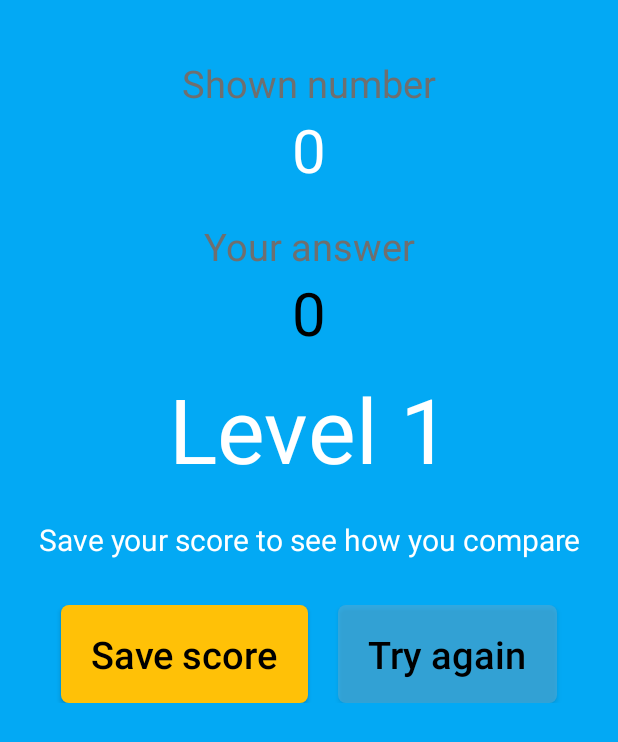
After one commit to EinavShuki/BrainQuiz, an Android app: the FailScreenNumberMemoryActivity screen opened directly, with no data from a screen before it, on a phone screen of 412 x 824 dp. The commit adds this screen. Shown: the top 742 px of the screen. Run offline under Robolectric (Android 15) with nearby library versions, the phone set to English and light mode, and no system bars.

Commit message:
create fail screen for number memory

```diff
--- a/app/src/main/AndroidManifest.xml
+++ b/app/src/main/AndroidManifest.xml
@@ -9,6 +9,7 @@
         android:roundIcon="@mipmap/ic_launcher_round"
         android:supportsRtl="true"
         android:theme="@style/Theme.BrainQuiz">
+        <activity android:name=".FailScreenNumberMemoryActivity"  />
         <activity android:name=".LeaderboardActivity" />
         <activity
             android:name=".LastStateNumMemoryActivity"
--- /dev/null
+++ b/app/src/main/java/com/example/brainquiz/FailScreenNumberMemoryActivity.java
@@ -0,0 +1,38 @@
+package com.example.brainquiz;
+
+import androidx.appcompat.app.AppCompatActivity;
+
+import android.content.Intent;
+import android.os.Bundle;
+import android.widget.Button;
+import android.widget.TextView;
+
+public class FailScreenNumberMemoryActivity extends AppCompatActivity {
+
+    @Override
+    protected void onCreate(Bundle savedInstanceState) {
+        super.onCreate(savedInstanceState);
+        setContentView(R.layout.activity_fail_screen_number_memory);
+
+        int wrongNumber=getIntent().getIntExtra("wrong number",0);
+        int rightNumber=getIntent().getIntExtra("right number",0);
+        int level=getIntent().getIntExtra("level",1);
+        Button tryAgain=findViewById(R.id.try_again_btn);
+
+        TextView wrongNumTv=findViewById(R.id.wrong_num);
+        TextView rightNumTv=findViewById(R.id.right_num);
+        TextView levelTv=findViewById(R.id.level_tv);
+
+        wrongNumTv.setText(wrongNumber+"");
+        rightNumTv.setText(rightNumber+"");
+        String lev=getString(R.string.level);
+        levelTv.setText(lev+" "+level);
+
+        tryAgain.setOnClickListener(v->{
+            Intent intent=new Intent(FailScreenNumberMemoryActivity.this,LastStateNumMemoryActivity.class);
+            startActivity(intent);
+            finish();
+        });
+
+    }
+}
--- a/app/src/main/java/com/example/brainquiz/LastStateNumMemoryActivity.java
+++ b/app/src/main/java/com/example/brainquiz/LastStateNumMemoryActivity.java
@@ -15,7 +15,7 @@ public class LastStateNumMemoryActivity extends AppCompatActivity {
         super.onCreate(savedInstanceState);
         setContentView(R.layout.activity_last_state);
 
-        sp=getSharedPreferences("numToRemember",MODE_PRIVATE);
+        sp=getSharedPreferences("RememberDetails",MODE_PRIVATE);//got it from NumberMemorySec
         Button newGameBtn=findViewById(R.id.new_game_btn);
         Button lastPointBtn=findViewById(R.id.continue_btn);
         intent=new Intent(LastStateNumMemoryActivity.this,NumberMemoryActivity.class);
@@ -24,10 +24,12 @@ public class LastStateNumMemoryActivity extends AppCompatActivity {
 
         newGameBtn.setOnClickListener(v->{
             intent.putExtra("num",0);
+            intent.putExtra("lev",0);
             startActivity(intent);
         });
         lastPointBtn.setOnClickListener(v->{
             intent.putExtra("num",sp.getInt("num",5));
+            intent.putExtra("lev",sp.getInt("lev",1));
             startActivity(intent);
         });
 
--- a/app/src/main/java/com/example/brainquiz/NumberMemoryActivity.java
+++ b/app/src/main/java/com/example/brainquiz/NumberMemoryActivity.java
@@ -7,6 +7,7 @@ import android.animation.Animator;
 import android.animation.AnimatorListenerAdapter;
 import android.animation.ObjectAnimator;
 import android.content.Intent;
+import android.content.SharedPreferences;
 import android.os.Bundle;
 import android.os.TestLooperManager;
 import android.view.animation.LinearInterpolator;
@@ -20,16 +21,20 @@ public class NumberMemoryActivity extends AppCompatActivity {
     final int NUMBER_REQUEST = 1;
     ProgressBar progressBar;
     Intent intent;
-    int numberToShow;
-
+    int numberToShow, lev;
+    SharedPreferences sp;
     @Override
     protected void onCreate(Bundle savedInstanceState) {
         super.onCreate(savedInstanceState);
         setContentView(R.layout.activity_number_memory);
 
+        lev = getIntent().getIntExtra("level", 1);//from itself
         numberToShow = getIntent().getIntExtra("number", 5);//from NumberMemorySecActivity
-        int lastNumberToShow=getIntent().getIntExtra("num",0);//from LastState
-        numberToShow= Math.max(numberToShow, lastNumberToShow);
+        int lastNumberToShow = getIntent().getIntExtra("num", 0);//from LastState
+        int lastLevelToShow = getIntent().getIntExtra("lev", 0);//from LastState
+        numberToShow = Math.max(numberToShow, lastNumberToShow);
+        lev = Math.max(lev, lastLevelToShow);
+
         TextView numTv = findViewById(R.id.numtv);
         numTv.setText(numberToShow + "");
         progressBar = findViewById(R.id.progress_bar);
@@ -42,6 +47,7 @@ public class NumberMemoryActivity extends AppCompatActivity {
         progressAnimator.start();
         intent = new Intent(this, NumberMemorySecActivity.class);
         intent.putExtra("number", numberToShow);
+        intent.putExtra("level", lev);
         progressAnimator.addListener(new AnimatorListenerAdapter() {
             @Override
             public void onAnimationEnd(Animator animation) {
@@ -59,10 +65,10 @@ public class NumberMemoryActivity extends AppCompatActivity {
             if (resultCode == RESULT_OK) {
                 Intent intent = new Intent(NumberMemoryActivity.this, NumberMemoryActivity.class);
                 intent.putExtra("number", numberToShow * 2 + 1);
+                intent.putExtra("level", lev + 1);
                 startActivity(intent);
-                finish();
-            } else if (resultCode == RESULT_CANCELED)
-                Toast.makeText(this, "Looser", Toast.LENGTH_SHORT).show();
+            }
+            finish();
         }
     }
 }
--- a/app/src/main/java/com/example/brainquiz/NumberMemorySecActivity.java
+++ b/app/src/main/java/com/example/brainquiz/NumberMemorySecActivity.java
@@ -3,32 +3,44 @@ package com.example.brainquiz;
 import androidx.appcompat.app.AppCompatActivity;
 
 import android.content.Context;
+import android.content.Intent;
 import android.content.SharedPreferences;
 import android.os.Bundle;
+import android.text.TextUtils;
 import android.view.inputmethod.InputMethodManager;
 import android.widget.Button;
 import android.widget.EditText;
 
 public class NumberMemorySecActivity extends AppCompatActivity {
     SharedPreferences sp;
-    int number;
+    int number, lev;
 
     @Override
     protected void onCreate(Bundle savedInstanceState) {
         super.onCreate(savedInstanceState);
         setContentView(R.layout.activity_number_memory_sec);
 
+        lev = getIntent().getIntExtra("level", 1);
+        number = getIntent().getIntExtra("number", 0);
 
-        number = getIntent().getIntExtra("number", 0);
-        sp = getSharedPreferences("numToRemember", MODE_PRIVATE);
+        sp = getSharedPreferences("RememberDetails", MODE_PRIVATE);
         EditText editText = findViewById(R.id.num_input);
 
         Button submitBtn = findViewById(R.id.submit_btn);
         submitBtn.setOnClickListener(v -> {
-            if (!editText.getText().toString().equals("")) {
+
+            if (!editText.getText().toString().equals("") && TextUtils.isDigitsOnly(editText.getText())) {
+                //the number from the user
                 int num = Integer.parseInt(editText.getText().toString());
                 if (number == num)
                     setResult(RESULT_OK);
+                else {
+                    Intent intent = new Intent(NumberMemorySecActivity.this, FailScreenNumberMemoryActivity.class);
+                    intent.putExtra("wrong number", num);
+                    intent.putExtra("right number", number);
+                    intent.putExtra("level", lev);
+                    startActivity(intent);
+                }
                 finish();
             }
         });
@@ -39,6 +51,7 @@ public class NumberMemorySecActivity extends AppCompatActivity {
         super.onPause();
         SharedPreferences.Editor editor = sp.edit();
         editor.putInt("num", number);
+        editor.putInt("lev",lev);
         editor.apply();
     }
 }
--- /dev/null
+++ b/app/src/main/res/drawable/try_again_btn.xml
@@ -0,0 +1,17 @@
+<?xml version="1.0" encoding="utf-8"?>
+<selector xmlns:android="http://schemas.android.com/apk/res/android">
+    <item android:state_pressed="false">
+        <shape>
+            <solid android:color="@color/blue_grey" />
+            <corners android:radius="5dp" />
+        </shape>
+    </item>
+
+    <item android:state_pressed="true">
+        <shape>
+            <solid android:color="@color/white" />
+            <corners android:radius="5dp" />
+            <padding android:bottom="10dp" android:left="10dp" android:right="10dp" android:top="10dp" />
+        </shape>
+    </item>
+</selector>
--- /dev/null
+++ b/app/src/main/res/layout/activity_fail_screen_number_memory.xml
@@ -0,0 +1,104 @@
+<?xml version="1.0" encoding="utf-8"?>
+<LinearLayout xmlns:android="http://schemas.android.com/apk/res/android"
+    android:layout_width="match_parent"
+    android:layout_height="match_parent"
+    android:background="@color/blue_500"
+    android:orientation="vertical"
+    android:padding="18dp">
+
+    <TextView
+        android:layout_width="match_parent"
+        android:layout_height="wrap_content"
+        android:layout_marginTop="20dp"
+        android:gravity="center"
+        android:text="@string/number"
+        android:textColor="@color/hard_grey"
+        android:textSize="25sp" />
+
+    <TextView
+        android:id="@+id/right_num"
+        android:layout_width="match_parent"
+        android:layout_height="wrap_content"
+        android:gravity="center"
+        android:textSize="40sp"
+        android:textColor="@color/white"
+        />
+
+    <TextView
+        android:layout_width="match_parent"
+        android:layout_height="wrap_content"
+        android:layout_marginTop="20dp"
+        android:gravity="center"
+        android:text="@string/your_ans"
+        android:textColor="@color/hard_grey"
+        android:textSize="25sp" />
+
+    <TextView
+        android:id="@+id/wrong_num"
+        android:layout_width="match_parent"
+        android:layout_height="wrap_content"
+        android:gravity="center"
+        android:textSize="40sp"
+        android:textColor="@color/black"
+        />
+
+    <TextView
+        android:id="@+id/level_tv"
+        android:layout_marginTop="10dp"
+        android:gravity="center"
+        android:textSize="60sp"
+        android:textColor="@color/white"
+        android:layout_width="match_parent"
+        android:layout_height="wrap_content"
+       />
+
+    <TextView
+        android:textColor="@color/white"
+        android:gravity="center"
+        android:layout_marginTop="20dp"
+        android:layout_width="match_parent"
+        android:layout_height="wrap_content"
+        android:text="@string/advice_to_save"
+        android:textSize="20sp"/>
+
+
+    <LinearLayout
+        android:layout_width="match_parent"
+        android:layout_height="wrap_content"
+        android:layout_marginTop="30dp"
+        android:orientation="horizontal"
+        android:gravity="center">
+
+        <Button
+            android:id="@+id/save_score_btn"
+            android:layout_width="wrap_content"
+            android:layout_height="wrap_content"
+            android:layout_gravity="center"
+            android:background="@drawable/submit_btn_style"
+            android:paddingStart="20dp"
+            android:paddingTop="15dp"
+            android:paddingEnd="20dp"
+            android:paddingBottom="15dp"
+            android:text="@string/save_score"
+            android:textAllCaps="false"
+            android:textColor="@color/black"
+            android:textSize="25sp" />
+
+        <Button
+            android:id="@+id/try_again_btn"
+            android:layout_width="wrap_content"
+            android:layout_height="wrap_content"
+            android:layout_gravity="center"
+            android:layout_marginStart="20dp"
+            android:background="@drawable/try_again_btn"
+            android:paddingStart="20dp"
+            android:paddingTop="15dp"
+            android:paddingEnd="20dp"
+            android:paddingBottom="15dp"
+            android:text="@string/try_again"
+            android:textAllCaps="false"
+            android:textColor="@color/black"
+            android:textSize="25sp" />
+    </LinearLayout>
+
+</LinearLayout>
--- a/app/src/main/res/values/strings.xml
+++ b/app/src/main/res/values/strings.xml
@@ -9,4 +9,10 @@
     <string name="visual_memory">Visual Memory</string>
     <string name="number_memory">Number Memory</string>
     <string name="sequence">Sequence Memory</string>
+    <string name="try_again">Try again</string>
+    <string name="save_score">Save score</string>
+    <string name="number">Shown number</string>
+    <string name="your_ans">Your answer</string>
+    <string name="advice_to_save">Save your score to see how you compare</string>
+    <string name="level">Level</string>
 </resources>
```
Also changed, not shown: 1 other file.
